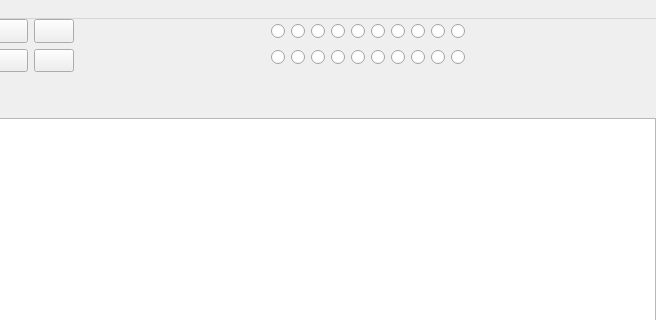
Old version of the form mainwindow.ui in the repository EmirOdabas01/PaintVision; both pictures show x 144 to 800 and y 0 to 320 of the 800 by 600 pixel window.
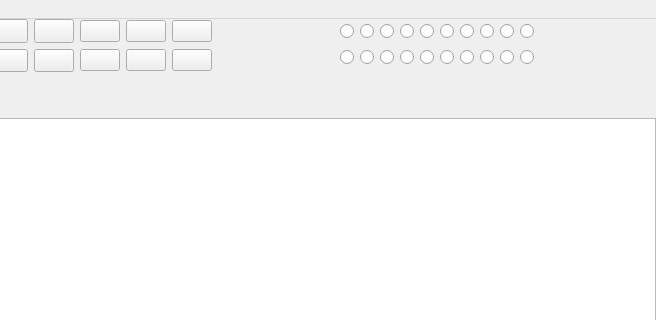
New version of the form. Icons and pictures are not drawn.

What changed in the file:
```diff
--- a/mainwindow.ui
+++ b/mainwindow.ui
@@ -240,6 +240,171 @@
         </item>
        </layout>
       </item>
+      <item>
+       <layout class="QGridLayout" name="gridLayout_2">
+        <property name="rightMargin">
+         <number>0</number>
+        </property>
+        <item row="1" column="1">
+         <widget class="QPushButton" name="flipVertical">
+          <property name="sizePolicy">
+           <sizepolicy hsizetype="Fixed" vsizetype="Fixed">
+            <horstretch>20</horstretch>
+            <verstretch>20</verstretch>
+           </sizepolicy>
+          </property>
+          <property name="minimumSize">
+           <size>
+            <width>20</width>
+            <height>20</height>
+           </size>
+          </property>
+          <property name="sizeIncrement">
+           <size>
+            <width>20</width>
+            <height>20</height>
+           </size>
+          </property>
+          <property name="text">
+           <string/>
+          </property>
+         </widget>
+        </item>
+        <item row="1" column="0">
+         <widget class="QPushButton" name="flipHorizontal">
+          <property name="sizePolicy">
+           <sizepolicy hsizetype="Fixed" vsizetype="Fixed">
+            <horstretch>20</horstretch>
+            <verstretch>20</verstretch>
+           </sizepolicy>
+          </property>
+          <property name="minimumSize">
+           <size>
+            <width>20</width>
+            <height>20</height>
+           </size>
+          </property>
+          <property name="sizeIncrement">
+           <size>
+            <width>20</width>
+            <height>20</height>
+           </size>
+          </property>
+          <property name="text">
+           <string/>
+          </property>
+         </widget>
+        </item>
+        <item row="0" column="0">
+         <widget class="QPushButton" name="rotateLeft">
+          <property name="sizePolicy">
+           <sizepolicy hsizetype="Fixed" vsizetype="Fixed">
+            <horstretch>20</horstretch>
+            <verstretch>20</verstretch>
+           </sizepolicy>
+          </property>
+          <property name="minimumSize">
+           <size>
+            <width>20</width>
+            <height>20</height>
+           </size>
+          </property>
+          <property name="sizeIncrement">
+           <size>
+            <width>30</width>
+            <height>30</height>
+           </size>
+          </property>
+          <property name="text">
+           <string/>
+          </property>
+          <property name="icon">
+           <iconset resource="icons.qrc">
+            <normaloff>:/new/menuIcons/icons/rotateLeft.png</normaloff>:/new/menuIcons/icons/rotateLeft.png</iconset>
+          </property>
+         </widget>
+        </item>
+        <item row="0" column="1">
+         <widget class="QPushButton" name="rotateRight">
+          <property name="sizePolicy">
+           <sizepolicy hsizetype="Fixed" vsizetype="Fixed">
+            <horstretch>30</horstretch>
+            <verstretch>30</verstretch>
+           </sizepolicy>
+          </property>
+          <property name="minimumSize">
+           <size>
+            <width>20</width>
+            <height>20</height>
+           </size>
+          </property>
+          <property name="sizeIncrement">
+           <size>
+            <width>20</width>
+            <height>20</height>
+           </size>
+          </property>
+          <property name="text">
+           <string/>
+          </property>
+          <property name="icon">
+           <iconset resource="icons.qrc">
+            <normaloff>:/new/menuIcons/icons/rotateRight.png</normaloff>:/new/menuIcons/icons/rotateRight.png</iconset>
+          </property>
+         </widget>
+        </item>
+        <item row="0" column="2">
+         <widget class="QPushButton" name="reverse">
+          <property name="sizePolicy">
+           <sizepolicy hsizetype="Fixed" vsizetype="Fixed">
+            <horstretch>20</horstretch>
+            <verstretch>20</verstretch>
+           </sizepolicy>
+          </property>
+          <property name="minimumSize">
+           <size>
+            <width>20</width>
+            <height>20</height>
+           </size>
+          </property>
+          <property name="sizeIncrement">
+           <size>
+            <width>20</width>
+            <height>20</height>
+           </size>
+          </property>
+          <property name="text">
+           <string/>
+          </property>
+         </widget>
+        </item>
+        <item row="1" column="2">
+         <widget class="QPushButton" name="flip">
+          <property name="sizePolicy">
+           <sizepolicy hsizetype="Fixed" vsizetype="Fixed">
+            <horstretch>20</horstretch>
+            <verstretch>20</verstretch>
+           </sizepolicy>
+          </property>
+          <property name="minimumSize">
+           <size>
+            <width>20</width>
+            <height>20</height>
+           </size>
+          </property>
+          <property name="sizeIncrement">
+           <size>
+            <width>20</width>
+            <height>20</height>
+           </size>
+          </property>
+          <property name="text">
+           <string/>
+          </property>
+         </widget>
+        </item>
+       </layout>
+      </item>
       <item>
        <spacer name="horizontalSpacer_2">
         <property name="orientation">
```
Left out of the diff: 18 changed lines with no effect on the pictures.
